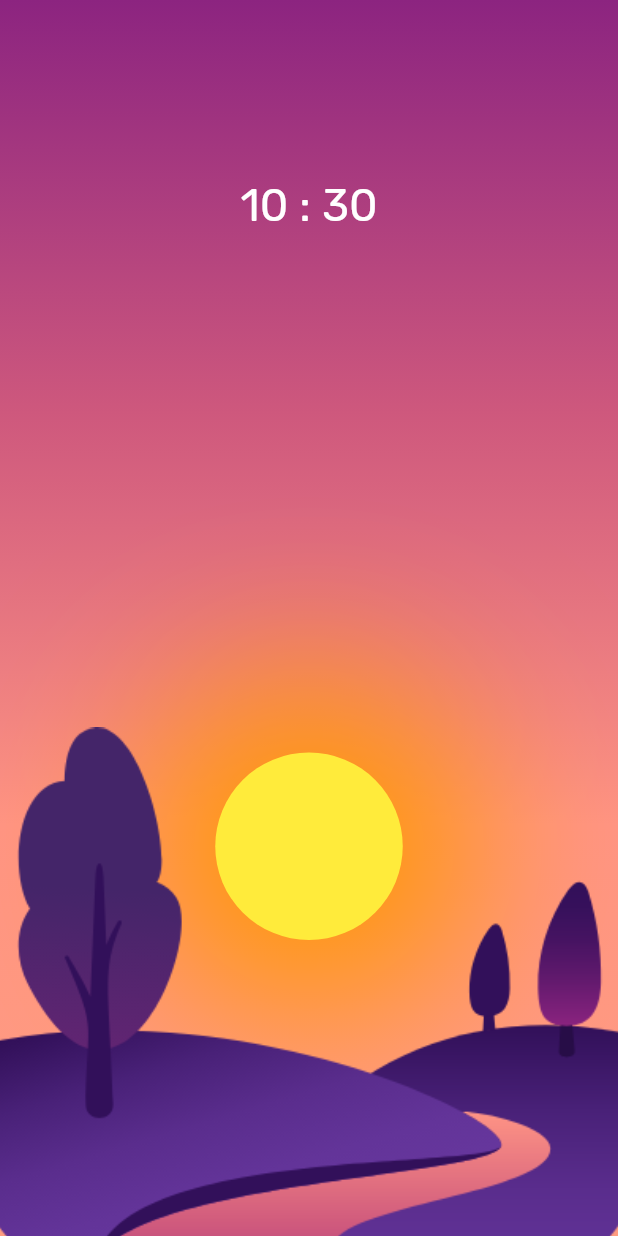
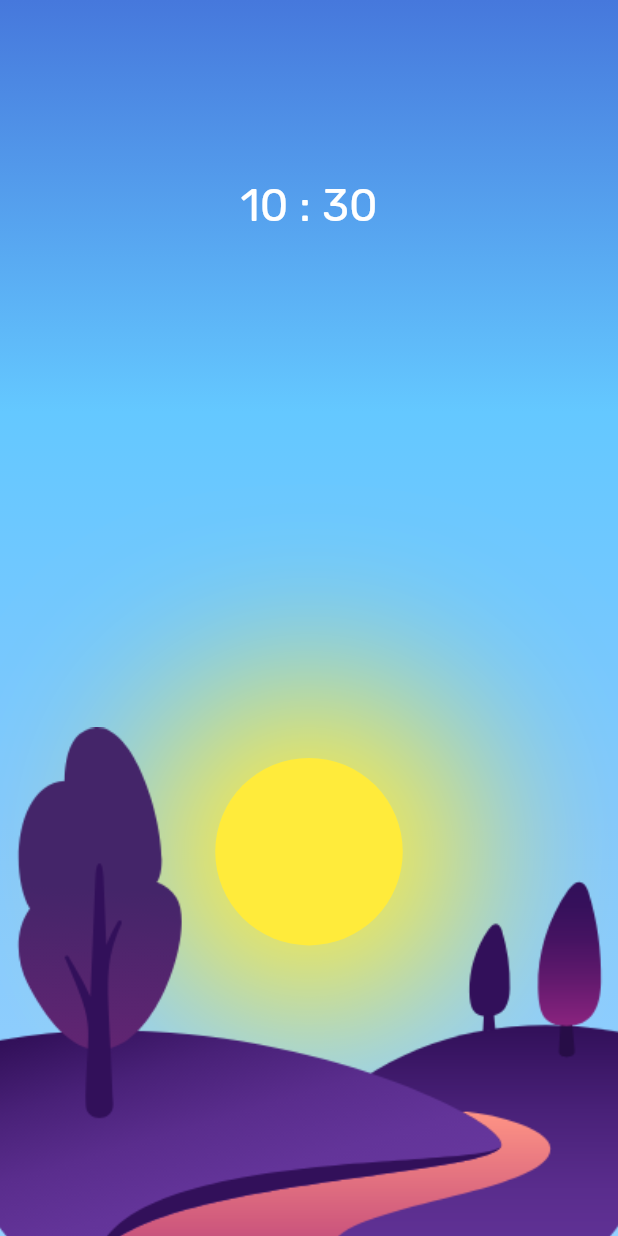
Before and after one commit to LeChatErrant/day_n_night, a Flutter app: the screen it shows after launch, on a phone screen of 412 x 824 dp. Run offline on Flutter 3.47's test engine with Material 2 defaults, Android fonts, the phone set to English and light mode, and no system bars; our stand-ins replace flutter_svg, google_fonts.

Commit message:
feat: dynamic gradient

```diff
--- a/lib/components/DynamicGradientContainer.dart
+++ b/lib/components/DynamicGradientContainer.dart
@@ -1,3 +1,5 @@
+import 'dart:math';
+
 import 'package:flutter/material.dart';
 
 class DynamicGradientContainer extends StatefulWidget {
@@ -12,29 +14,119 @@ class DynamicGradientContainer extends StatefulWidget {
 
   final Widget child;
   final DateTime time;
-  static List<List<Color>> gradients = [
-    [
-      Color(0xFF8C2480),
-      Color(0xFFCE587D),
-      Color(0xFFFF9485),
-      Color(0xFFFF9D80),
-    ],
-    [
-      Color(0xFF0D1441),
-      Color(0xFF283584),
-      Color(0xFF376AB2),
-    ]
-  ];
 }
 
 class _DynamicGradientContainerState extends State<DynamicGradientContainer> {
+  final List<List<Color>> gradients = [
+    // 00:00
+    [
+      Color.fromRGBO(0, 0, 30, 1),
+      Color.fromRGBO(10, 20, 60, 1),
+      Color.fromRGBO(20, 40, 90, 1),
+      Color.fromRGBO(30, 60, 120, 1),
+    ],
+    // 01:00
+    [
+      Color.fromRGBO(0, 0, 30, 1),
+      Color.fromRGBO(10, 20, 60, 1),
+      Color.fromRGBO(20, 40, 90, 1),
+      Color.fromRGBO(30, 60, 120, 1),
+      Color.fromRGBO(40, 80, 150, 1),
+    ],
+    // 02:00
+    [
+      Color.fromRGBO(0, 0, 30, 1),
+      Color.fromRGBO(10, 20, 60, 1),
+      Color.fromRGBO(20, 40, 90, 1),
+      Color.fromRGBO(30, 60, 120, 1),
+      Color.fromRGBO(40, 80, 150, 1),
+      Color.fromRGBO(50, 100, 180, 1),
+    ],
+    // 03:00
+    [
+      Color.fromRGBO(10, 20, 60, 1),
+      Color.fromRGBO(20, 40, 90, 1),
+      Color.fromRGBO(30, 60, 120, 1),
+      Color.fromRGBO(40, 80, 150, 1),
+      Color.fromRGBO(50, 100, 180, 1),
+      Color.fromRGBO(60, 120, 220, 1),
+    ],
+    // 04:00
+    [
+      Color.fromRGBO(40, 40, 90, 1),
+      Color.fromRGBO(60, 60, 120, 1),
+      Color.fromRGBO(80, 80, 150, 1),
+      Color.fromRGBO(100, 100, 180, 1),
+      Color.fromRGBO(120, 120, 220, 1),
+      Color.fromRGBO(150, 140, 250, 1),
+    ],
+    // 05:00
+    [
+      Color.fromRGBO(40, 40, 90, 1),
+      Color.fromRGBO(60, 40, 90, 1),
+      Color.fromRGBO(90, 60, 120, 1),
+      Color.fromRGBO(120, 80, 150, 1),
+      Color.fromRGBO(150, 100, 180, 1),
+      Color.fromRGBO(180, 130, 170, 1),
+      Color.fromRGBO(225, 150, 150, 1),
+    ],
+    // 06:00
+    [
+      Color.fromRGBO(90, 40, 110, 1),
+      Color.fromRGBO(135, 60, 120, 1),
+      Color.fromRGBO(200, 80, 150, 1),
+      Color.fromRGBO(220, 130, 130, 1),
+      Color.fromRGBO(240, 140, 130, 1),
+    ],
+    // 07:00
+    [
+      Color.fromRGBO(140, 35, 130, 1),
+      Color.fromRGBO(200, 80, 125, 1),
+      Color.fromRGBO(255, 150, 130, 1),
+      Color.fromRGBO(255, 160, 130, 1),
+    ],
+    // 08:00
+    [
+      Color.fromRGBO(60, 90, 250, 1),
+      Color.fromRGBO(255, 160, 130, 1),
+      Color.fromRGBO(255, 180, 110, 1),
+    ],
+    // 09:00
+    [
+      Color.fromRGBO(50, 90, 200, 1),
+      Color.fromRGBO(40, 130, 240, 1),
+      Color.fromRGBO(255, 200, 170, 1),
+    ],
+    // 10:00
+    [
+      Color.fromRGBO(70, 120, 220, 1),
+      Color.fromRGBO(100, 200, 255, 1),
+      Color.fromRGBO(130, 200, 255, 1),
+      Color.fromRGBO(150, 210, 255, 1),
+    ],
+    // 11:00
+    [
+      Color.fromRGBO(100, 200, 255, 1),
+      Color.fromRGBO(80, 200, 240, 1),
+      Color.fromRGBO(40, 130, 240, 1),
+    ],
+    // 12:00
+    [
+      Color.fromRGBO(150, 210, 255, 1),
+      Color.fromRGBO(80, 170, 250, 1),
+      Color.fromRGBO(40, 130, 240, 1),
+    ],
+  ];
+
   @override
   Widget build(BuildContext context) {
+    final hour = widget.time.hour;
+    final gradient = min(hour, 12) - max(hour - 12, 0);
     return AnimatedContainer(
-      duration: Duration(seconds: 2),
+      duration: Duration(seconds: 1),
       decoration: BoxDecoration(
           gradient: LinearGradient(
-            colors: DynamicGradientContainer.gradients[widget.time.hour % 1],
+            colors: this.gradients[gradient.floor()],
             begin: Alignment.topCenter,
             end: Alignment.bottomCenter,
           )
--- a/lib/components/Sun.dart
+++ b/lib/components/Sun.dart
@@ -63,7 +63,7 @@ class _SunState extends State<Sun> {
           color: Colors.yellow,
           boxShadow: [
             BoxShadow(
-              color: Colors.orange,
+              color: Colors.yellow,
               blurRadius: 100,  // Soften the shadow
               spreadRadius: 50, // Extend the shadow
             )
--- a/lib/main.dart
+++ b/lib/main.dart
@@ -113,8 +113,8 @@ class _MyHomePageState extends State<MyHomePage> {
                 ],
               ),
               Sun(
-                delta: 10,
-                seconds: 3,
+//                delta: 10,
+                seconds: 1,
                 bottomPosition: getSunPosition(),
                 size: 125,
               ),
```
